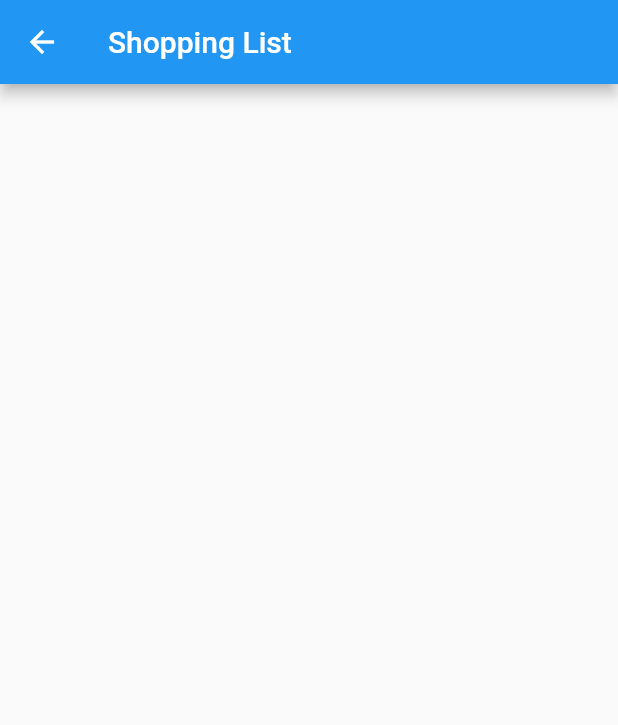
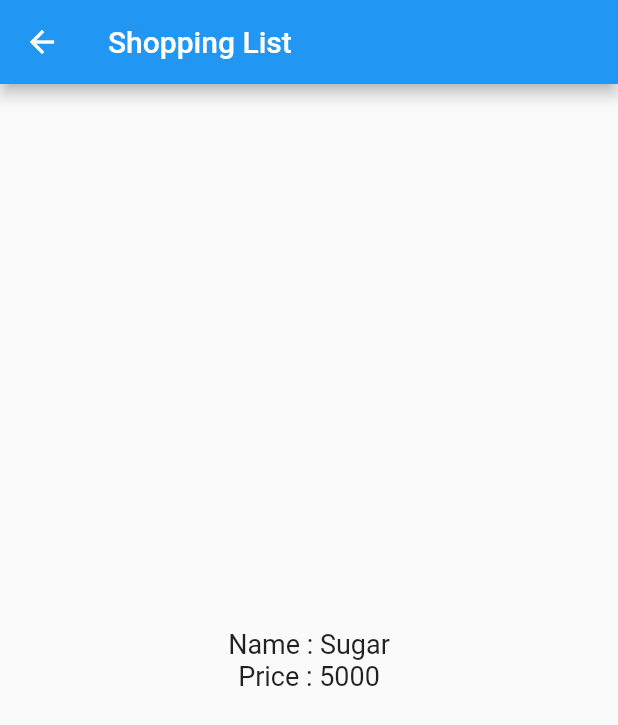
Before and after one commit to Almasyriqi/belanja, a Flutter app: the screen it shows after launch, after a tap on "Sugar", on a phone screen of 412 x 824 dp. Shown: the top 725 px of the screen. Run offline on Flutter 3.47's test engine with Material 2 defaults, Android fonts, the phone set to English and light mode, and no system bars.

Commit message:
Praktikum 3 & 4 : Pengiriman dan Pembacaan Data

```diff
--- a/lib/main.dart
+++ b/lib/main.dart
@@ -1,3 +1,4 @@
+import 'package:belanja/models/Item.dart';
 import 'package:belanja/pages/home_page.dart';
 import 'package:belanja/pages/item_page.dart';
 import 'package:flutter/material.dart';
@@ -7,7 +8,7 @@ void main() {
     initialRoute: '/',
     routes: <String, WidgetBuilder>{
       '/': (context) => HomePage(),
-      '/item': (context) => ItemPage(),
+      '/item': (context) => const ItemPage(),
     },
   ));
 }
--- a/lib/pages/home_page.dart
+++ b/lib/pages/home_page.dart
@@ -23,7 +23,7 @@ class HomePage extends StatelessWidget {
             final item = items[index];
             return InkWell(
               onTap: () {
-                Navigator.pushNamed(context, '/item');
+                Navigator.pushNamed(context, '/item', arguments: item);
               },
               child: Card(
                 child: Container(
--- a/lib/pages/item_page.dart
+++ b/lib/pages/item_page.dart
@@ -1,3 +1,4 @@
+import 'package:belanja/models/Item.dart';
 import 'package:flutter/material.dart';
 
 class ItemPage extends StatelessWidget {
@@ -5,11 +6,32 @@ class ItemPage extends StatelessWidget {
 
   @override
   Widget build(BuildContext context) {
+    final Item itemArgs = ModalRoute.of(context)!.settings.arguments as Item;
     return Scaffold(
       appBar: AppBar(
         title: const Text('Shopping List'),
       ),
-      body: Container(),
+      body: Container(
+        margin: const EdgeInsets.all(8),
+        child: Row(
+          mainAxisAlignment: MainAxisAlignment.center,
+          children: [
+            Column(
+              mainAxisAlignment: MainAxisAlignment.center,
+              children: [
+                Text(
+                  "Name : " + itemArgs.name,
+                  style: const TextStyle(fontSize: 18),
+                ),
+                Text(
+                  "Price : " + itemArgs.price.toString(),
+                  style: const TextStyle(fontSize: 18),
+                ),
+              ],
+            ),
+          ],
+        ),
+      ),
     );
   }
 }
```
